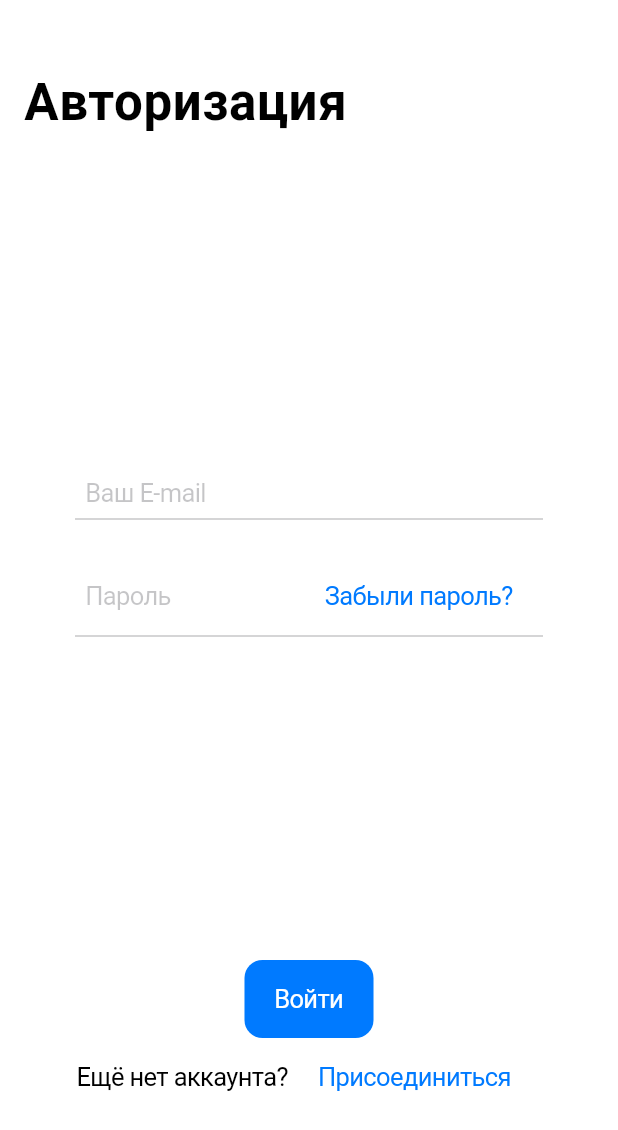
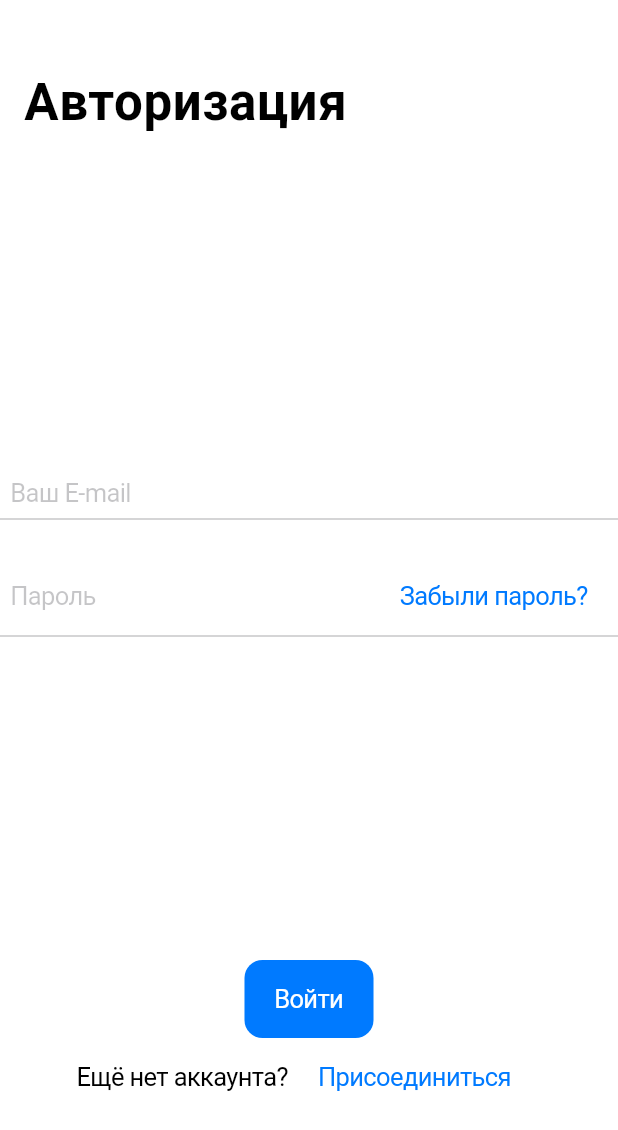
Before and after one commit to ulngollm/account, a Flutter app: the screen it shows after launch, on a phone screen of 412 x 824 dp. Shown: the top 1130 px of the screen. Run offline on Flutter 3.47's test engine with Material 2 defaults, Android fonts, the phone set to English and light mode, and no system bars; our stand-ins replace stacked.

Commit message:
update cupertino list

```diff
--- a/lib/view/app/root.dart
+++ b/lib/view/app/root.dart
@@ -7,8 +7,8 @@ class AccountApp extends StatelessWidget {
     return CupertinoApp(
       home: Login(),
       theme: CupertinoThemeData(
-        primaryColor: CupertinoColors.activeBlue
-
+        primaryColor: CupertinoColors.activeBlue,
+        scaffoldBackgroundColor: CupertinoColors.extraLightBackgroundGray
       ),
     );
   }
--- a/lib/view/login/login.dart
+++ b/lib/view/login/login.dart
@@ -12,7 +12,8 @@ class Login extends StatelessWidget {
       builder: (context, model, _) =>
           BasicLayout(
             bodyWidget: LoginForm(),
-            pageTitle: 'Авторизация'
+            pageTitle: 'Авторизация',
+            bckgColor: CupertinoColors.white,
           ),
       viewModelBuilder: () {
         return LoginViewModel();
--- a/lib/widget/layout.dart
+++ b/lib/widget/layout.dart
@@ -14,21 +14,19 @@ class BasicLayout extends StatelessWidget {
   @override
   Widget build(BuildContext context) {
     return CupertinoPageScaffold(
+      backgroundColor: bckgColor,
       child: SafeArea(
         child: NestedScrollView(
           headerSliverBuilder: (BuildContext context, bool innerBoxIsScrolled) {
             return <Widget>[
               CupertinoSliverNavigationBar(
-                backgroundColor: CupertinoColors.white,
+                backgroundColor: bckgColor,
                 largeTitle: Text(pageTitle??''),
                 border: null,
               ),
             ];
           },
-          body: Padding(
-            padding: const EdgeInsets.symmetric(horizontal: 50),
-            child: bodyWidget,
-          ),
+          body: bodyWidget,
         ),
       ),
     );
--- a/pubspec.yaml
+++ b/pubspec.yaml
@@ -26,7 +26,7 @@ dependencies:
   cupertino_icons: ^1.0.0
   dio: ^3.0.10
   stacked: ^1.9.1
-  shared_preferences: 0.5.12+4
+  #shared_preferences: 0.5.12+4
 
 dev_dependencies:
   flutter_test:
```
Also changed, not shown: lib/view/profile/userinfo.dart (+15 -4 lines), lib/widget/cupertino_list/cupertino_list_divider.dart (added, +10 -0 lines), lib/widget/cupertino_list/cupertino_list_item.dart (+19 -1 lines), lib/widget/cupertino_list/cupertino_list_section.dart (+21 -11 lines), pubspec.lock.
